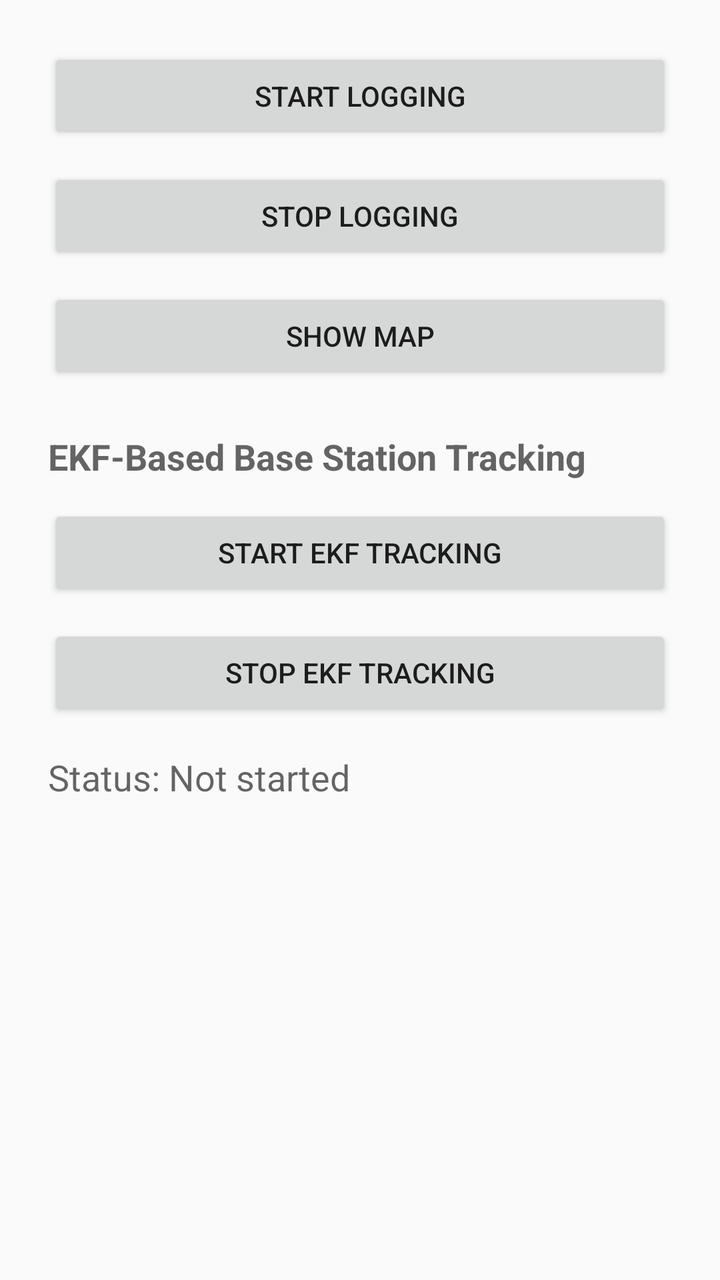
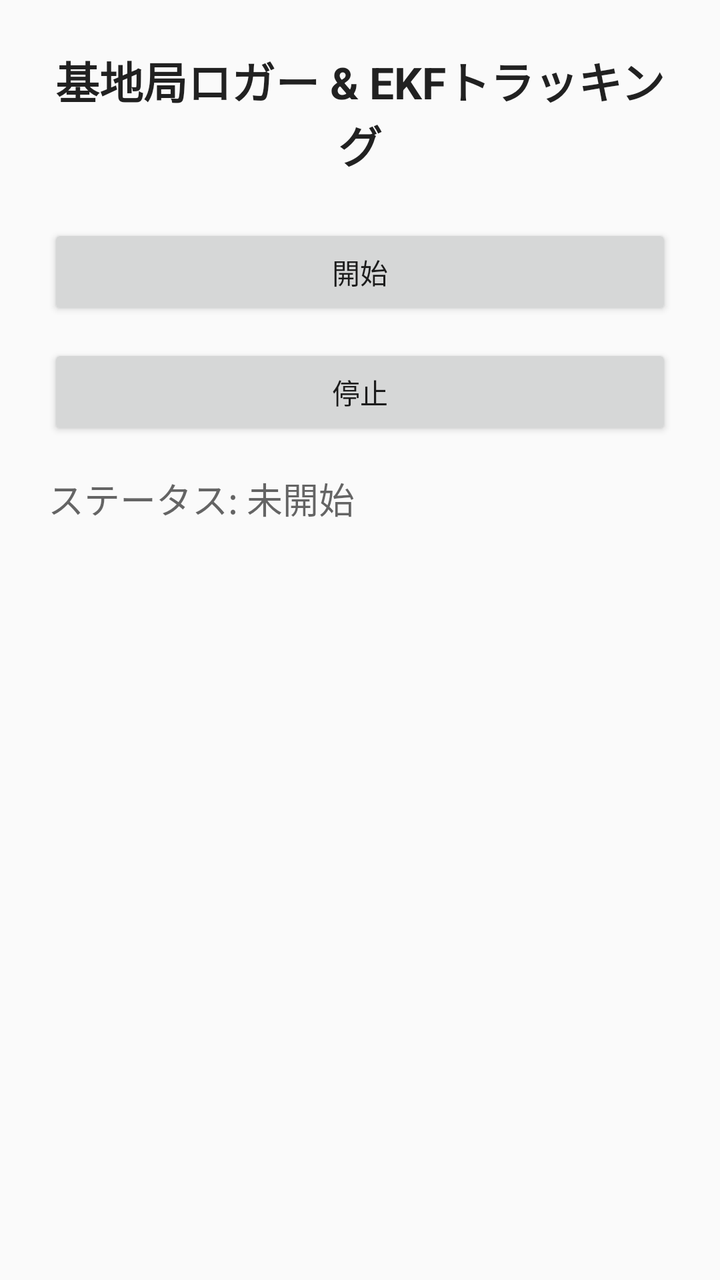

Compare the two renders of this Android layout. The source of the first and the diff that turns it into the second are given below.
<!-- AndroidManifest.xml: application theme AppTheme -->
<!-- res/layout/activity_main.xml -->
<?xml version="1.0" encoding="utf-8"?>
<LinearLayout xmlns:android="http://schemas.android.com/apk/res/android"
    android:orientation="vertical"
    android:padding="24dp"
    android:layout_width="match_parent"
    android:layout_height="match_parent">

    <Button
        android:id="@+id/btnStart"
        android:layout_width="match_parent"
        android:layout_height="wrap_content"
        android:text="@string/btn_start_logging" />

    <Button
        android:id="@+id/btnStop"
        android:layout_width="match_parent"
        android:layout_height="wrap_content"
        android:text="@string/btn_stop_logging"
        android:layout_marginTop="12dp" />

    <Button
        android:id="@+id/btnMap"
        android:layout_width="match_parent"
        android:layout_height="wrap_content"
        android:text="@string/btn_show_map"
        android:layout_marginTop="12dp" />
    
    <TextView
        android:layout_width="match_parent"
        android:layout_height="wrap_content"
        android:layout_marginTop="24dp"
        android:text="EKF-Based Base Station Tracking"
        android:textAppearance="?android:attr/textAppearanceMedium"
        android:textStyle="bold" />
    
    <Button
        android:id="@+id/btnTrackStart"
        android:layout_width="match_parent"
        android:layout_height="wrap_content"
        android:text="@string/btn_start_tracking"
        android:layout_marginTop="12dp" />
    
    <Button
        android:id="@+id/btnTrackStop"
        android:layout_width="match_parent"
        android:layout_height="wrap_content"
        android:text="@string/btn_stop_tracking"
        android:layout_marginTop="12dp" />

    <TextView
        android:id="@+id/statusView"
        android:layout_width="match_parent"
        android:layout_height="wrap_content"
        android:layout_marginTop="16dp"
        android:text="@string/status_not_started"
        android:textAppearance="?android:attr/textAppearanceMedium" />

</LinearLayout>
<!-- resources referenced by this layout -->
<resources>
  <string name="btn_show_map">Show Map</string>
  <string name="btn_start_logging">Start Logging</string>
  <string name="btn_start_tracking">Start EKF Tracking</string>
  <string name="btn_stop_logging">Stop Logging</string>
  <string name="btn_stop_tracking">Stop EKF Tracking</string>
  <string name="status_not_started">Status: Not started</string>
  <style name="AppTheme" parent="Theme.AppCompat.Light.DarkActionBar">
          
          <item name="colorPrimary">#2196F3</item>
          <item name="colorPrimaryDark">#1976D2</item>
          <item name="colorAccent">#FF4081</item>
      </style>
</resources>

<!-- the commit's change to res/layout/activity_main.xml (unified diff, before → after) -->
@@ -2,49 +2,30 @@
 <LinearLayout xmlns:android="http://schemas.android.com/apk/res/android"
     android:orientation="vertical"
     android:padding="24dp"
+    android:gravity="center_horizontal"
     android:layout_width="match_parent"
     android:layout_height="match_parent">
+
+    <TextView
+        android:layout_width="match_parent"
+        android:layout_height="wrap_content"
+        android:layout_marginBottom="24dp"
+        android:text="@string/label_app_description"
+        android:textAppearance="?android:attr/textAppearanceLarge"
+        android:textStyle="bold"
+        android:gravity="center" />
 
     <Button
         android:id="@+id/btnStart"
         android:layout_width="match_parent"
         android:layout_height="wrap_content"
-        android:text="@string/btn_start_logging" />
+        android:text="@string/btn_start" />
 
     <Button
         android:id="@+id/btnStop"
         android:layout_width="match_parent"
         android:layout_height="wrap_content"
-        android:text="@string/btn_stop_logging"
-        android:layout_marginTop="12dp" />
-
-    <Button
-        android:id="@+id/btnMap"
-        android:layout_width="match_parent"
-        android:layout_height="wrap_content"
-        android:text="@string/btn_show_map"
-        android:layout_marginTop="12dp" />
-    
-    <TextView
-        android:layout_width="match_parent"
-        android:layout_height="wrap_content"
-        android:layout_marginTop="24dp"
-        android:text="EKF-Based Base Station Tracking"
-        android:textAppearance="?android:attr/textAppearanceMedium"
-        android:textStyle="bold" />
-    
-    <Button
-        android:id="@+id/btnTrackStart"
-        android:layout_width="match_parent"
-        android:layout_height="wrap_content"
-        android:text="@string/btn_start_tracking"
-        android:layout_marginTop="12dp" />
-    
-    <Button
-        android:id="@+id/btnTrackStop"
-        android:layout_width="match_parent"
-        android:layout_height="wrap_content"
-        android:text="@string/btn_stop_tracking"
+        android:text="@string/btn_stop"
         android:layout_marginTop="12dp" />
 
     <TextView
<!-- resource entries referenced after the edit -->
@@ -1,11 +1,9 @@
 <!-- resources referenced by this layout -->
 <resources>
-  <string name="btn_show_map">Show Map</string>
-  <string name="btn_start_logging">Start Logging</string>
-  <string name="btn_start_tracking">Start EKF Tracking</string>
-  <string name="btn_stop_logging">Stop Logging</string>
-  <string name="btn_stop_tracking">Stop EKF Tracking</string>
-  <string name="status_not_started">Status: Not started</string>
+  <string name="btn_start">開始</string>
+  <string name="btn_stop">停止</string>
+  <string name="label_app_description">基地局ロガー &amp; EKFトラッキング</string>
+  <string name="status_not_started">ステータス: 未開始</string>
   <style name="AppTheme" parent="Theme.AppCompat.Light.DarkActionBar">
           
           <item name="colorPrimary">#2196F3</item>
